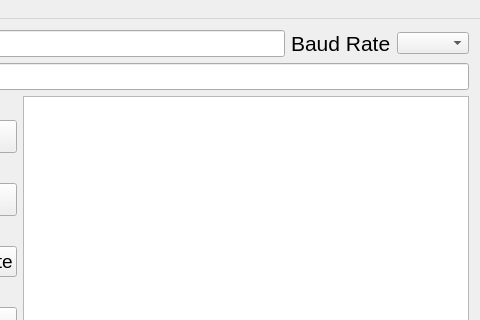
This is mainwindow.ui in Lehkeda/Serial_control_tool as Qt 5 draws it before an edit; both pictures show x 159 to 639 and y 0 to 320 of the 639 by 504 pixel window. The edited form follows.
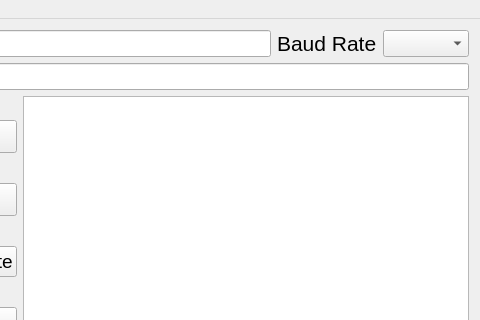
This is the edited form. Icons and pictures are not drawn.

Commit message: Adjust mainwindow elements

The edit to the form file:
```diff
--- a/mainwindow.ui
+++ b/mainwindow.ui
@@ -55,7 +55,13 @@
        </widget>
       </item>
       <item>
-       <widget class="QComboBox" name="baud_rates"/>
+       <widget class="QComboBox" name="baud_rates">
+        <property name="font">
+         <font>
+          <pointsize>12</pointsize>
+         </font>
+        </property>
+       </widget>
       </item>
      </layout>
     </item>
```
Left out of the diff: 14 changed lines with no effect on the pictures. The commit also changes 1 other file.
